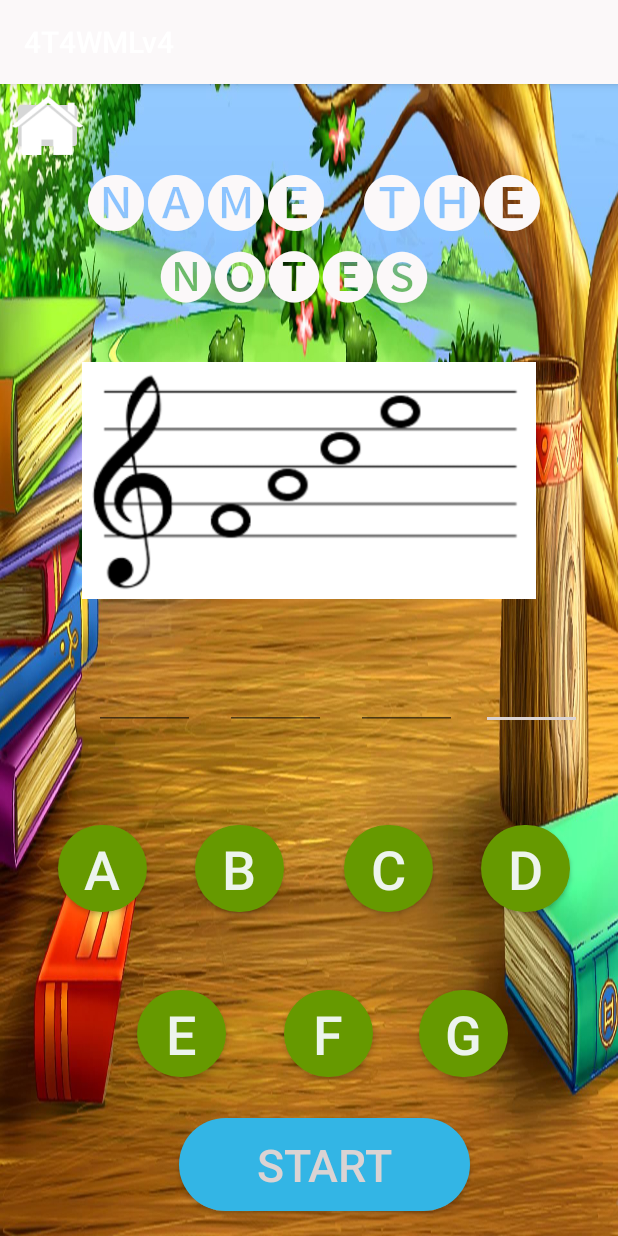
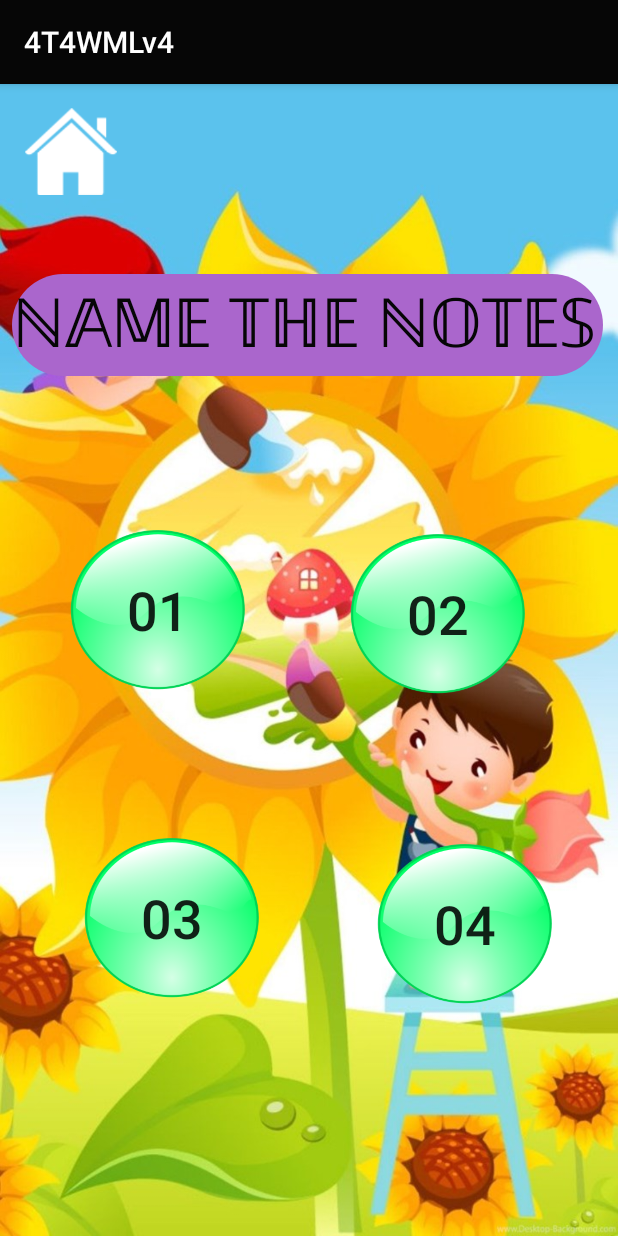
Before and after one commit to Rashy98/4T4_WMusic, an Android app: the screen it shows after launch (level4 before the commit, level04Main after it), after a tap on "ℕ𝔸𝕄𝔼 𝕋ℍ𝔼 ℕ𝕆𝕋𝔼𝕊", on a phone screen of 412 x 824 dp. Run offline under Robolectric (Android 15) with nearby library versions, the phone set to English and light mode, and no system bars.

Commit message:
level main and level04 interface 04..

```diff
--- a/app/src/main/AndroidManifest.xml
+++ b/app/src/main/AndroidManifest.xml
@@ -9,7 +9,8 @@
         android:roundIcon="@mipmap/ic_launcher_round"
         android:supportsRtl="true"
         android:theme="@style/AppTheme">
-        <activity android:name=".level4"></activity>
+        <activity android:name=".level04Main"></activity>
+        <activity android:name=".level4" />
         <activity android:name=".level1" />
         <activity android:name=".level03_int01"/>
         <activity android:name=".level03_int02"/>
--- a/app/src/main/java/com/example/a4t4wmlv4/MainActivity.java
+++ b/app/src/main/java/com/example/a4t4wmlv4/MainActivity.java
@@ -58,7 +58,7 @@ public class MainActivity extends AppCompatActivity {
         }
         else if(v == button04)
         {
-            Intent intent = new Intent(this, level4.class);
+            Intent intent = new Intent(this, level04Main.class);
             startActivity(intent);
         }
         else if(v == button03)
--- /dev/null
+++ b/app/src/main/java/com/example/a4t4wmlv4/level04Main.java
@@ -0,0 +1,84 @@
+package com.example.a4t4wmlv4;
+
+import androidx.appcompat.app.AppCompatActivity;
+
+import android.content.Intent;
+import android.os.Bundle;
+import android.view.View;
+import android.widget.Button;
+
+public class level04Main extends AppCompatActivity {
+
+    private Button but01 , but02 , but03 , but04 , home;
+    @Override
+    protected void onCreate(Bundle savedInstanceState) {
+        super.onCreate(savedInstanceState);
+        setContentView(R.layout.activity_level04_main);
+
+        but01 =(Button) findViewById(R.id.int3);
+        but02 =(Button) findViewById(R.id.int0204);
+        but03 =(Button) findViewById(R.id.int0304);
+        but04 =(Button) findViewById(R.id.int0404);
+
+        home = (Button) findViewById(R.id.homefromlevel04main);
+
+        home.setOnClickListener(new View.OnClickListener() {
+            @Override
+            public void onClick(View view) {
+
+                finish();
+            }
+        });
+
+        but01.setOnClickListener(new View.OnClickListener() {
+            @Override
+            public void onClick(View view) {
+
+                switchPage(view);
+            }
+        });
+
+        but02.setOnClickListener(new View.OnClickListener() {
+            @Override
+            public void onClick(View view) {
+
+                switchPage(view);
+            }
+        });
+        but03.setOnClickListener(new View.OnClickListener() {
+            @Override
+            public void onClick(View view) {
+
+                switchPage(view);
+            }
+        });
+        but04.setOnClickListener(new View.OnClickListener() {
+            @Override
+            public void onClick(View view) {
+
+                switchPage(view);
+            }
+        });
+    }
+    public void switchPage (View v){
+        if(v == but01) {
+            Intent intent = new Intent(this, level4.class);
+            startActivity(intent);
+        }
+        else if(v == but02)
+        {
+            Intent intent = new Intent(this, level04S2.class);
+            startActivity(intent);
+        }
+        else if(v == but03)
+        {
+            Intent intent = new Intent(this, level04_int03.class);
+            startActivity(intent);
+        }
+        else if(v == but04)
+        {
+            Intent intent = new Intent(this, level04_int04.class);
+            startActivity(intent);
+        }
+    }
+}
--- a/app/src/main/java/com/example/a4t4wmlv4/level04S2.java
+++ b/app/src/main/java/com/example/a4t4wmlv4/level04S2.java
@@ -3,12 +3,24 @@ package com.example.a4t4wmlv4;
 import androidx.appcompat.app.AppCompatActivity;
 
 import android.os.Bundle;
+import android.view.View;
+import android.widget.Button;
 
 public class level04S2 extends AppCompatActivity {
 
+    private Button home;
     @Override
     protected void onCreate(Bundle savedInstanceState) {
         super.onCreate(savedInstanceState);
         setContentView(R.layout.activity_level04_s2);
+        home = (Button) findViewById(R.id.homebutton1);
+
+        home.setOnClickListener(new View.OnClickListener() {
+            @Override
+            public void onClick(View view) {
+
+                finish();
+            }
+        });
     }
 }
--- a/app/src/main/java/com/example/a4t4wmlv4/level04_int03.java
+++ b/app/src/main/java/com/example/a4t4wmlv4/level04_int03.java
@@ -3,12 +3,26 @@ package com.example.a4t4wmlv4;
 import androidx.appcompat.app.AppCompatActivity;
 
 import android.os.Bundle;
+import android.view.View;
+import android.widget.Button;
 
 public class level04_int03 extends AppCompatActivity {
 
+    private Button home;
     @Override
     protected void onCreate(Bundle savedInstanceState) {
         super.onCreate(savedInstanceState);
         setContentView(R.layout.activity_level04_int03);
+
+        home = (Button) findViewById(R.id.homel403);
+
+        home.setOnClickListener(new View.OnClickListener() {
+            @Override
+            public void onClick(View view) {
+
+                finish();
+            }
+        });
     }
+
 }
--- a/app/src/main/res/layout/activity_level04_int03.xml
+++ b/app/src/main/res/layout/activity_level04_int03.xml
@@ -315,7 +315,7 @@
         app:layout_constraintVertical_bias="0.535" />
 
     <Button
-        android:id="@+id/button4"
+        android:id="@+id/homel403"
         android:layout_width="47dp"
         android:layout_height="39dp"
         android:layout_marginStart="8dp"
--- a/app/src/main/res/layout/activity_level04_int04.xml
+++ b/app/src/main/res/layout/activity_level04_int04.xml
@@ -89,7 +89,7 @@
         app:layout_constraintStart_toStartOf="parent"
         app:layout_constraintTop_toTopOf="parent"
         app:layout_constraintVertical_bias="0.299"
-        app:srcCompat="@drawable/staff"
+        app:srcCompat="@drawable/staff04"
         android:contentDescription="TODO" />
 
 
--- /dev/null
+++ b/app/src/main/res/layout/activity_level04_main.xml
@@ -0,0 +1,129 @@
+<?xml version="1.0" encoding="utf-8"?>
+<androidx.constraintlayout.widget.ConstraintLayout xmlns:android="http://schemas.android.com/apk/res/android"
+    xmlns:app="http://schemas.android.com/apk/res-auto"
+    xmlns:tools="http://schemas.android.com/tools"
+    android:layout_width="match_parent"
+    android:layout_height="match_parent"
+    tools:context=".level04Main"
+    android:background="@drawable/levelmainbackk">
+
+    <Button
+        android:id="@+id/int0404"
+        android:layout_width="117dp"
+        android:layout_height="107dp"
+        android:layout_marginStart="8dp"
+        android:layout_marginLeft="8dp"
+        android:layout_marginTop="8dp"
+        android:layout_marginEnd="8dp"
+        android:layout_marginRight="8dp"
+        android:layout_marginBottom="8dp"
+        android:background="@drawable/lvlbtn"
+        android:text="@string/four"
+        android:textSize="36sp"
+        app:layout_constraintBottom_toBottomOf="parent"
+        app:layout_constraintEnd_toEndOf="parent"
+        app:layout_constraintHorizontal_bias="0.874"
+        app:layout_constraintStart_toStartOf="parent"
+        app:layout_constraintTop_toTopOf="parent"
+        app:layout_constraintVertical_bias="0.773" />
+
+    <Button
+        android:id="@+id/int0304"
+        android:layout_width="117dp"
+        android:layout_height="107dp"
+        android:layout_marginStart="8dp"
+        android:layout_marginLeft="8dp"
+        android:layout_marginTop="8dp"
+        android:layout_marginEnd="8dp"
+        android:layout_marginRight="8dp"
+        android:layout_marginBottom="8dp"
+        android:background="@drawable/lvlbtn"
+        android:text="@string/three"
+        android:textSize="36sp"
+        app:layout_constraintBottom_toBottomOf="parent"
+        app:layout_constraintEnd_toEndOf="parent"
+        app:layout_constraintHorizontal_bias="0.172"
+        app:layout_constraintStart_toStartOf="parent"
+        app:layout_constraintTop_toTopOf="parent"
+        app:layout_constraintVertical_bias="0.766" />
+
+    <Button
+        android:id="@+id/int0204"
+        android:layout_width="117dp"
+        android:layout_height="107dp"
+        android:layout_marginStart="8dp"
+        android:layout_marginLeft="8dp"
+        android:layout_marginTop="8dp"
+        android:layout_marginEnd="8dp"
+        android:layout_marginRight="8dp"
+        android:layout_marginBottom="8dp"
+        android:background="@drawable/lvlbtn"
+        android:text="@string/two"
+        android:textSize="36sp"
+        app:layout_constraintBottom_toBottomOf="parent"
+        app:layout_constraintEnd_toEndOf="parent"
+        app:layout_constraintHorizontal_bias="0.809"
+        app:layout_constraintStart_toStartOf="parent"
+        app:layout_constraintTop_toTopOf="parent"
+        app:layout_constraintVertical_bias="0.452" />
+
+    <Button
+        android:id="@+id/int3"
+        android:layout_width="117dp"
+        android:layout_height="107dp"
+        android:layout_marginStart="8dp"
+        android:layout_marginLeft="8dp"
+        android:layout_marginTop="8dp"
+        android:layout_marginEnd="8dp"
+        android:layout_marginRight="8dp"
+        android:layout_marginBottom="8dp"
+        android:background="@drawable/lvlbtn"
+        android:text="@string/one"
+        android:textSize="36sp"
+        app:layout_constraintBottom_toBottomOf="parent"
+        app:layout_constraintEnd_toEndOf="parent"
+        app:layout_constraintHorizontal_bias="0.139"
+        app:layout_constraintStart_toStartOf="parent"
+        app:layout_constraintTop_toTopOf="parent"
+        app:layout_constraintVertical_bias="0.448" />
+
+    <TextView
+        android:id="@+id/level04maintop"
+        android:layout_width="394dp"
+        android:layout_height="68dp"
+        android:layout_marginStart="8dp"
+        android:layout_marginLeft="8dp"
+        android:layout_marginEnd="8dp"
+        android:layout_marginRight="8dp"
+        android:layout_marginBottom="8dp"
+        android:background="@drawable/playbutton"
+        android:text="@string/level04topic"
+        android:textAppearance="@style/TextAppearance.AppCompat.Large"
+        android:textColor="@color/colorPrimary"
+        android:textSize="45sp"
+        app:layout_constraintBottom_toBottomOf="parent"
+        app:layout_constraintEnd_toEndOf="parent"
+        app:layout_constraintHorizontal_bias="0.0"
+        app:layout_constraintStart_toStartOf="parent"
+        app:layout_constraintTop_toTopOf="parent"
+        app:layout_constraintVertical_bias="0.183" />
+
+    <Button
+        android:id="@+id/homefromlevel04main"
+        android:layout_width="61dp"
+        android:layout_height="58dp"
+        android:layout_marginStart="8dp"
+        android:layout_marginLeft="8dp"
+        android:layout_marginTop="8dp"
+        android:layout_marginEnd="8dp"
+        android:layout_marginRight="8dp"
+        android:layout_marginBottom="8dp"
+        android:background="@drawable/homebtn"
+        android:text="@string/blank"
+        app:layout_constraintBottom_toBottomOf="parent"
+        app:layout_constraintEnd_toEndOf="parent"
+        app:layout_constraintHorizontal_bias="0.026"
+        app:layout_constraintStart_toStartOf="parent"
+        app:layout_constraintTop_toTopOf="parent"
+        app:layout_constraintVertical_bias="0.012" />
+</androidx.constraintlayout.widget.ConstraintLayout>
--- a/app/src/main/res/layout/activity_level04_s2.xml
+++ b/app/src/main/res/layout/activity_level04_s2.xml
@@ -312,7 +312,7 @@
         app:layout_constraintVertical_bias="0.535" />
 
     <Button
-        android:id="@+id/button4"
+        android:id="@+id/homel403"
         android:layout_width="47dp"
         android:layout_height="39dp"
         android:layout_marginStart="8dp"
--- a/app/src/main/res/values/colors.xml
+++ b/app/src/main/res/values/colors.xml
@@ -1,6 +1,6 @@
 <?xml version="1.0" encoding="utf-8"?>
 <resources>
-    <color name="colorPrimary">#FBF8F9</color>
+    <color name="colorPrimary">#060606</color>
     <color name="colorPrimaryDark">#EDF4ED</color>
     <color name="colorAccent">#DBD3D3</color>
 </resources>
--- a/app/src/main/res/values/strings.xml
+++ b/app/src/main/res/values/strings.xml
@@ -45,6 +45,9 @@
     <string name="Bsharp">B#</string>
     <string name="crotchet1">CROTCHET</string>
     <string name="sub">-</string>
-
+    <string name="one">01</string>
+    <string name="two">02</string>
+    <string name="three">03</string>
+    <string name="four">04</string>
 
 </resources>
```
Also changed, not shown: app/src/main/res/drawable/levelbutton.png (added), app/src/main/res/drawable/levelmainbackk.jpg (added), app/src/main/res/drawable/lvlbtn.png (added), app/src/main/res/drawable/staff04.png (added).
